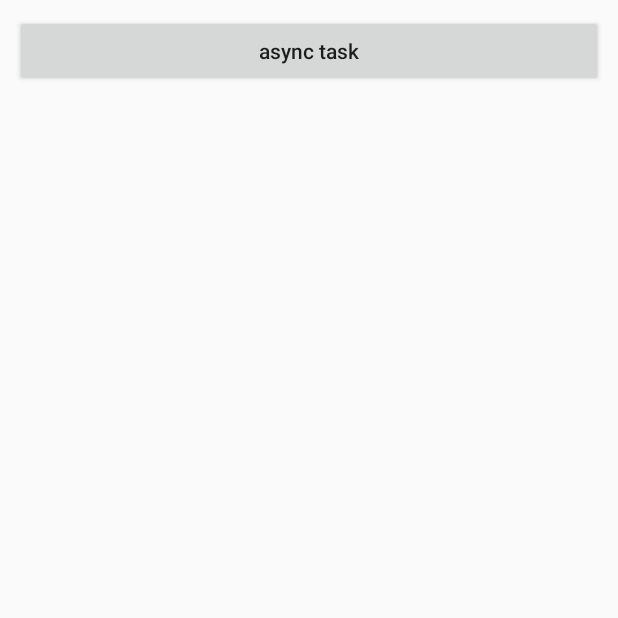
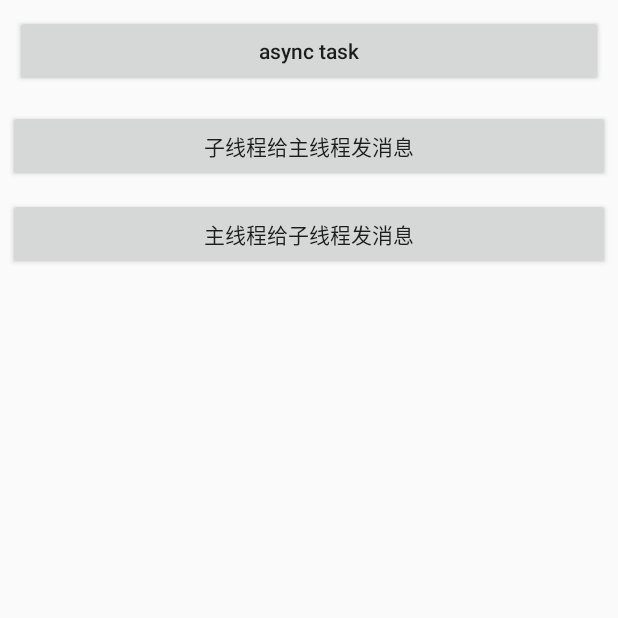
Before and after one commit to rcj60560/MyTest, an Android app: the AsyncTaskActivity screen opened directly, with no data from a screen before it, on a phone screen of 412 x 824 dp, the top half of it. Run offline under Robolectric (Android 15) with nearby library versions, the phone set to English and light mode, and no system bars.

Commit message:
子线程handler 发送消息

```diff
--- a/app/build.gradle
+++ b/app/build.gradle
@@ -79,6 +79,7 @@ dependencies {
     implementation 'androidx.constraintlayout:constraintlayout:1.1.3'
     implementation "androidx.core:core-ktx:+"
     implementation "org.jetbrains.kotlin:kotlin-stdlib-jdk7:$kotlin_version"
+    implementation 'com.android.support:support-v4:28.0.0'
 //    implementation project(':takephoto_library')
 
 }
--- a/app/src/main/res/layout/activity_asynctask.xml
+++ b/app/src/main/res/layout/activity_asynctask.xml
@@ -12,4 +12,18 @@
         android:text="async task"
         android:textAllCaps="false" />
 
+    <Button
+        android:id="@+id/btn2"
+        android:layout_width="match_parent"
+        android:layout_height="wrap_content"
+        android:layout_margin="5dp"
+        android:text="子线程给主线程发消息" />
+
+    <Button
+        android:id="@+id/btn3"
+        android:layout_width="match_parent"
+        android:layout_height="wrap_content"
+        android:layout_margin="5dp"
+        android:text="主线程给子线程发消息" />
+
 </LinearLayout>
```
Also changed, not shown: app/src/main/java/com/luocj/mytest/MainActivity.java (+21 -1 lines), app/src/main/java/com/luocj/mytest/activity/asynctask/AsyncTaskActivity.java (+93 -0 lines), app/src/main/java/com/luocj/mytest/activity/net/NetActivity.java (+27 -1 lines), app/src/main/res/layout/activity_net.xml (+8 -0 lines).
